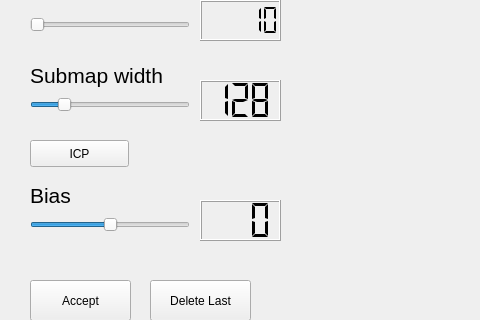
Qt form manualCorrespondence/src/corrGUI.ui (thehammstr/icebergToolchain) before a commit; both pictures show x 0 to 480 and y 130 to 450 of the 999 by 800 pixel window.
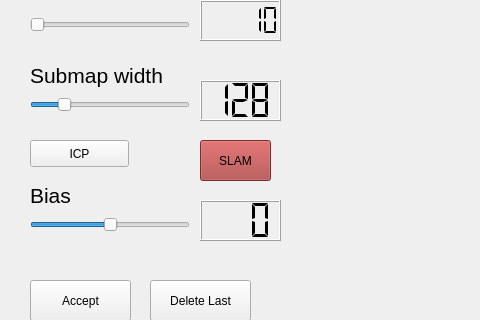
The same form after that commit. Custom widgets are drawn as their Qt base class.

Commit message: Added sweet GUI integration with SLAM

The edit to the form file:
```diff
--- a/manualCorrespondence/src/corrGUI.ui
+++ b/manualCorrespondence/src/corrGUI.ui
@@ -448,6 +448,434 @@
      <string>Write Links</string>
     </property>
    </widget>
+   <widget class="QPushButton" name="pushButton_SLAM">
+    <property name="geometry">
+     <rect>
+      <x>200</x>
+      <y>270</y>
+      <width>71</width>
+      <height>41</height>
+     </rect>
+    </property>
+    <property name="palette">
+     <palette>
+      <active>
+       <colorrole role="WindowText">
+        <brush brushstyle="SolidPattern">
+         <color alpha="255">
+          <red>0</red>
+          <green>0</green>
+          <blue>0</blue>
+         </color>
+        </brush>
+       </colorrole>
+       <colorrole role="Button">
+        <brush brushstyle="SolidPattern">
+         <color alpha="255">
+          <red>170</red>
+          <green>61</green>
+          <blue>61</blue>
+         </color>
+        </brush>
+       </colorrole>
+       <colorrole role="Light">
+        <brush brushstyle="SolidPattern">
+         <color alpha="255">
+          <red>255</red>
+          <green>91</green>
+          <blue>91</blue>
+         </color>
+        </brush>
+       </colorrole>
+       <colorrole role="Midlight">
+        <brush brushstyle="SolidPattern">
+         <color alpha="255">
+          <red>212</red>
+          <green>76</green>
+          <blue>76</blue>
+         </color>
+        </brush>
+       </colorrole>
+       <colorrole role="Dark">
+        <brush brushstyle="SolidPattern">
+         <color alpha="255">
+          <red>85</red>
+          <green>30</green>
+          <blue>30</blue>
+         </color>
+        </brush>
+       </colorrole>
+       <colorrole role="Mid">
+        <brush brushstyle="SolidPattern">
+         <color alpha="255">
+          <red>113</red>
+          <green>40</green>
+          <blue>40</blue>
+         </color>
+        </brush>
+       </colorrole>
+       <colorrole role="Text">
+        <brush brushstyle="SolidPattern">
+         <color alpha="255">
+          <red>0</red>
+          <green>0</green>
+          <blue>0</blue>
+         </color>
+        </brush>
+       </colorrole>
+       <colorrole role="BrightText">
+        <brush brushstyle="SolidPattern">
+         <color alpha="255">
+          <red>255</red>
+          <green>255</green>
+          <blue>255</blue>
+         </color>
+        </brush>
+       </colorrole>
+       <colorrole role="ButtonText">
+        <brush brushstyle="SolidPattern">
+         <color alpha="255">
+          <red>0</red>
+          <green>0</green>
+          <blue>0</blue>
+         </color>
+        </brush>
+       </colorrole>
+       <colorrole role="Base">
+        <brush brushstyle="SolidPattern">
+         <color alpha="255">
+          <red>255</red>
+          <green>255</green>
+          <blue>255</blue>
+         </color>
+        </brush>
+       </colorrole>
+       <colorrole role="Window">
+        <brush brushstyle="SolidPattern">
+         <color alpha="255">
+          <red>170</red>
+          <green>61</green>
+          <blue>61</blue>
+         </color>
+        </brush>
+       </colorrole>
+       <colorrole role="Shadow">
+        <brush brushstyle="SolidPattern">
+         <color alpha="255">
+          <red>0</red>
+          <green>0</green>
+          <blue>0</blue>
+         </color>
+        </brush>
+       </colorrole>
+       <colorrole role="AlternateBase">
+        <brush brushstyle="SolidPattern">
+         <color alpha="255">
+          <red>212</red>
+          <green>158</green>
+          <blue>158</blue>
+         </color>
+        </brush>
+       </colorrole>
+       <colorrole role="ToolTipBase">
+        <brush brushstyle="SolidPattern">
+         <color alpha="255">
+          <red>255</red>
+          <green>255</green>
+          <blue>220</blue>
+         </color>
+        </brush>
+       </colorrole>
+       <colorrole role="ToolTipText">
+        <brush brushstyle="SolidPattern">
+         <color alpha="255">
+          <red>0</red>
+          <green>0</green>
+          <blue>0</blue>
+         </color>
+        </brush>
+       </colorrole>
+      </active>
+      <inactive>
+       <colorrole role="WindowText">
+        <brush brushstyle="SolidPattern">
+         <color alpha="255">
+          <red>0</red>
+          <green>0</green>
+          <blue>0</blue>
+         </color>
+        </brush>
+       </colorrole>
+       <colorrole role="Button">
+        <brush brushstyle="SolidPattern">
+         <color alpha="255">
+          <red>170</red>
+          <green>61</green>
+          <blue>61</blue>
+         </color>
+        </brush>
+       </colorrole>
+       <colorrole role="Light">
+        <brush brushstyle="SolidPattern">
+         <color alpha="255">
+          <red>255</red>
+          <green>91</green>
+          <blue>91</blue>
+         </color>
+        </brush>
+       </colorrole>
+       <colorrole role="Midlight">
+        <brush brushstyle="SolidPattern">
+         <color alpha="255">
+          <red>212</red>
+          <green>76</green>
+          <blue>76</blue>
+         </color>
+        </brush>
+       </colorrole>
+       <colorrole role="Dark">
+        <brush brushstyle="SolidPattern">
+         <color alpha="255">
+          <red>85</red>
+          <green>30</green>
+          <blue>30</blue>
+         </color>
+        </brush>
+       </colorrole>
+       <colorrole role="Mid">
+        <brush brushstyle="SolidPattern">
+         <color alpha="255">
+          <red>113</red>
+          <green>40</green>
+          <blue>40</blue>
+         </color>
+        </brush>
+       </colorrole>
+       <colorrole role="Text">
+        <brush brushstyle="SolidPattern">
+         <color alpha="255">
+          <red>0</red>
+          <green>0</green>
+          <blue>0</blue>
+         </color>
+        </brush>
+       </colorrole>
+       <colorrole role="BrightText">
+        <brush brushstyle="SolidPattern">
+         <color alpha="255">
+          <red>255</red>
+          <green>255</green>
+          <blue>255</blue>
+         </color>
+        </brush>
+       </colorrole>
+       <colorrole role="ButtonText">
+        <brush brushstyle="SolidPattern">
+         <color alpha="255">
+          <red>0</red>
+          <green>0</green>
+          <blue>0</blue>
+         </color>
+        </brush>
+       </colorrole>
+       <colorrole role="Base">
+        <brush brushstyle="SolidPattern">
+         <color alpha="255">
+          <red>255</red>
+          <green>255</green>
+          <blue>255</blue>
+         </color>
+        </brush>
+       </colorrole>
+       <colorrole role="Window">
+        <brush brushstyle="SolidPattern">
+         <color alpha="255">
+          <red>170</red>
+          <green>61</green>
+          <blue>61</blue>
+         </color>
+        </brush>
+       </colorrole>
+       <colorrole role="Shadow">
+        <brush brushstyle="SolidPattern">
+         <color alpha="255">
+          <red>0</red>
+          <green>0</green>
+          <blue>0</blue>
+         </color>
+        </brush>
+       </colorrole>
+       <colorrole role="AlternateBase">
+        <brush brushstyle="SolidPattern">
+         <color alpha="255">
+          <red>212</red>
+          <green>158</green>
+          <blue>158</blue>
+         </color>
+        </brush>
+       </colorrole>
+       <colorrole role="ToolTipBase">
+        <brush brushstyle="SolidPattern">
+         <color alpha="255">
+          <red>255</red>
+          <green>255</green>
+          <blue>220</blue>
+         </color>
+        </brush>
+       </colorrole>
+       <colorrole role="ToolTipText">
+        <brush brushstyle="SolidPattern">
+         <color alpha="255">
+          <red>0</red>
+          <green>0</green>
+          <blue>0</blue>
+         </color>
+        </brush>
+       </colorrole>
+      </inactive>
+      <disabled>
+       <colorrole role="WindowText">
+        <brush brushstyle="SolidPattern">
+         <color alpha="255">
+          <red>85</red>
+          <green>30</green>
+          <blue>30</blue>
+         </color>
+        </brush>
+       </colorrole>
+       <colorrole role="Button">
+        <brush brushstyle="SolidPattern">
+         <color alpha="255">
+          <red>170</red>
+          <green>61</green>
+          <blue>61</blue>
+         </color>
+        </brush>
+       </colorrole>
+       <colorrole role="Light">
+        <brush brushstyle="SolidPattern">
+         <color alpha="255">
+          <red>255</red>
+          <green>91</green>
+          <blue>91</blue>
+         </color>
+        </brush>
+       </colorrole>
+       <colorrole role="Midlight">
+        <brush brushstyle="SolidPattern">
+         <color alpha="255">
+          <red>212</red>
+          <green>76</green>
+          <blue>76</blue>
+         </color>
+        </brush>
+       </colorrole>
+       <colorrole role="Dark">
+        <brush brushstyle="SolidPattern">
+         <color alpha="255">
+          <red>85</red>
+          <green>30</green>
+          <blue>30</blue>
+         </color>
+        </brush>
+       </colorrole>
+       <colorrole role="Mid">
+        <brush brushstyle="SolidPattern">
+         <color alpha="255">
+          <red>113</red>
+          <green>40</green>
+          <blue>40</blue>
+         </color>
+        </brush>
+       </colorrole>
+       <colorrole role="Text">
+        <brush brushstyle="SolidPattern">
+         <color alpha="255">
+          <red>85</red>
+          <green>30</green>
+          <blue>30</blue>
+         </color>
+        </brush>
+       </colorrole>
+       <colorrole role="BrightText">
+        <brush brushstyle="SolidPattern">
+         <color alpha="255">
+          <red>255</red>
+          <green>255</green>
+          <blue>255</blue>
+         </color>
+        </brush>
+       </colorrole>
+       <colorrole role="ButtonText">
+        <brush brushstyle="SolidPattern">
+         <color alpha="255">
+          <red>85</red>
+          <green>30</green>
+          <blue>30</blue>
+         </color>
+        </brush>
+       </colorrole>
+       <colorrole role="Base">
+        <brush brushstyle="SolidPattern">
+         <color alpha="255">
+          <red>170</red>
+          <green>61</green>
+          <blue>61</blue>
+         </color>
+        </brush>
+       </colorrole>
+       <colorrole role="Window">
+        <brush brushstyle="SolidPattern">
+         <color alpha="255">
+          <red>170</red>
+          <green>61</green>
+          <blue>61</blue>
+         </color>
+        </brush>
+       </colorrole>
+       <colorrole role="Shadow">
+        <brush brushstyle="SolidPattern">
+         <color alpha="255">
+          <red>0</red>
+          <green>0</green>
+          <blue>0</blue>
+         </color>
+        </brush>
+       </colorrole>
+       <colorrole role="AlternateBase">
+        <brush brushstyle="SolidPattern">
+         <color alpha="255">
+          <red>170</red>
+          <green>61</green>
+          <blue>61</blue>
+         </color>
+        </brush>
+       </colorrole>
+       <colorrole role="ToolTipBase">
+        <brush brushstyle="SolidPattern">
+         <color alpha="255">
+          <red>255</red>
+          <green>255</green>
+          <blue>220</blue>
+         </color>
+        </brush>
+       </colorrole>
+       <colorrole role="ToolTipText">
+        <brush brushstyle="SolidPattern">
+         <color alpha="255">
+          <red>0</red>
+          <green>0</green>
+          <blue>0</blue>
+         </color>
+        </brush>
+       </colorrole>
+      </disabled>
+     </palette>
+    </property>
+    <property name="text">
+     <string>SLAM</string>
+    </property>
+   </widget>
   </widget>
  </widget>
  <customwidgets>
```
Left out of the diff: 42 changed lines with no effect on the pictures. The commit also changes 8 other files.
